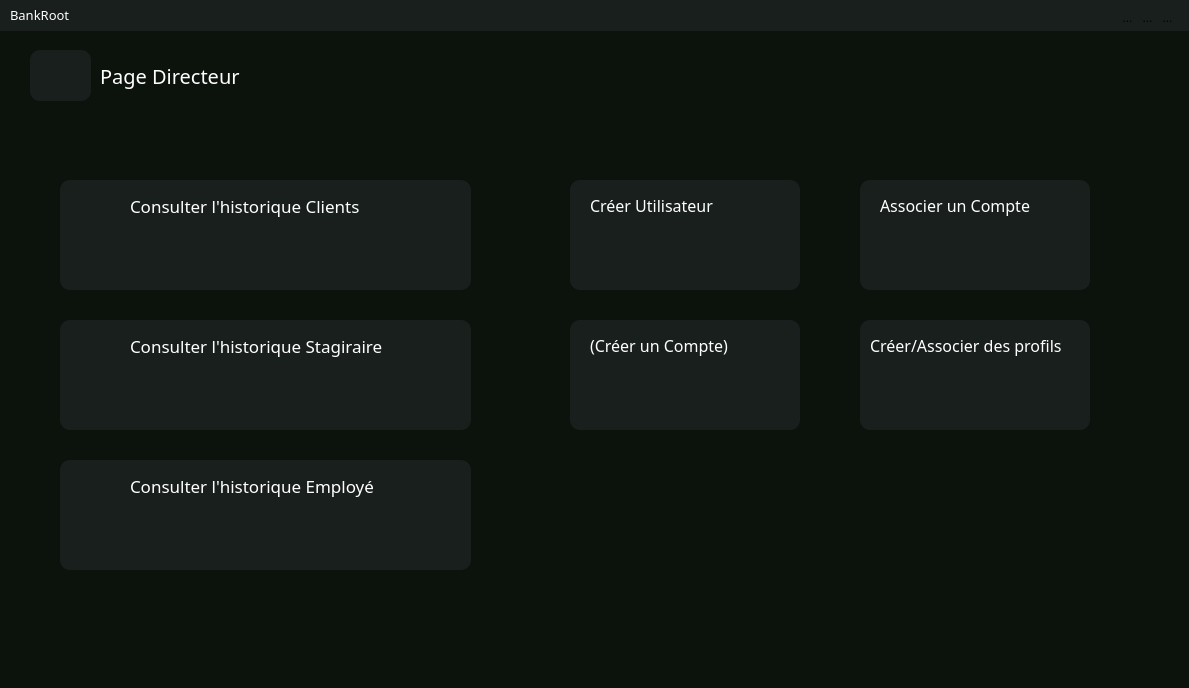
First picture: the form in admin_homepage.ui, repository SparqueeZ/Bank-Root, before the edit.
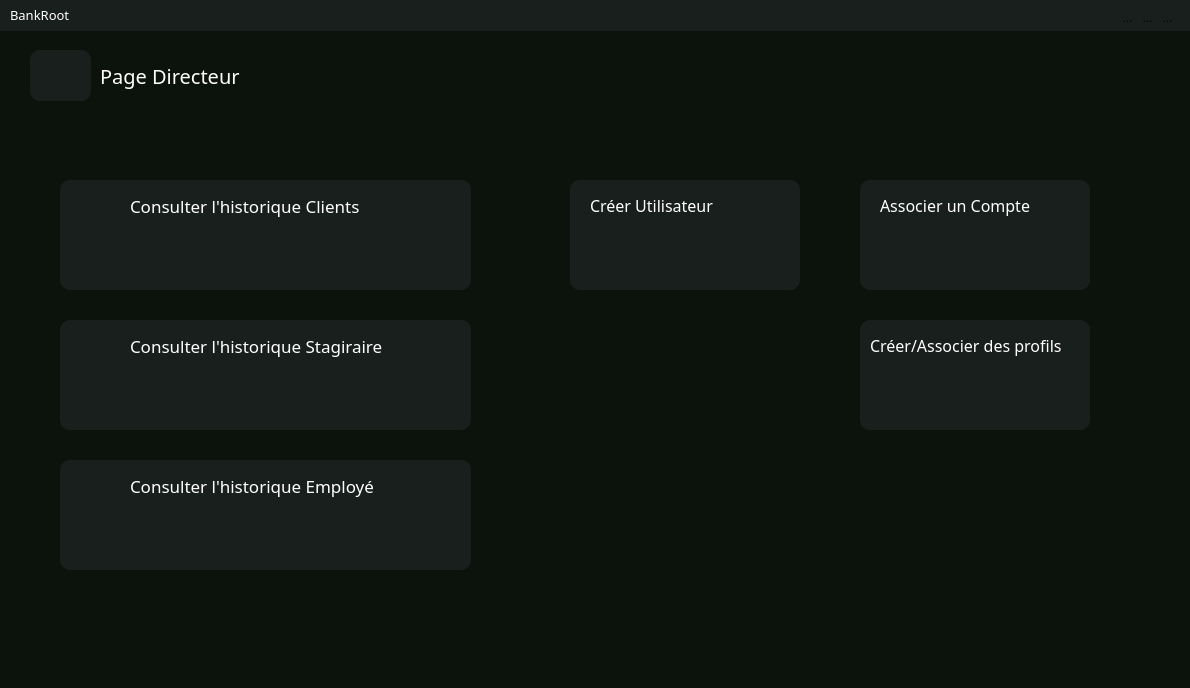
Second picture: the form after the edit. Icons and pictures are not drawn.

Commit message: Link page + Connexion admin GUI

What changed in the file:
```diff
--- a/admin_homepage.ui
+++ b/admin_homepage.ui
@@ -6,7 +6,7 @@
    <rect>
     <x>0</x>
     <y>0</y>
-    <width>1189</width>
+    <width>1190</width>
     <height>688</height>
    </rect>
   </property>
@@ -195,97 +195,6 @@
      </property>
     </widget>
    </widget>
-   <widget class="QWidget" name="ActionBtn_10" native="true">
-    <property name="geometry">
-     <rect>
-      <x>570</x>
-      <y>290</y>
-      <width>230</width>
-      <height>110</height>
-     </rect>
-    </property>
-    <property name="styleSheet">
-     <string notr="true">background:transparent;</string>
-    </property>
-    <widget class="QToolButton" name="toolButton_24">
-     <property name="geometry">
-      <rect>
-       <x>0</x>
-       <y>0</y>
-       <width>230</width>
-       <height>110</height>
-      </rect>
-     </property>
-     <property name="styleSheet">
-      <string notr="true">QToolButton {
-    background-color: #181F1C;
-	border-radius: 10px; 
-}
-
-QToolButton:hover{
-background:#595554;
-}</string>
-     </property>
-     <property name="text">
-      <string/>
-     </property>
-    </widget>
-    <widget class="QLabel" name="ActionBtnName_10">
-     <property name="geometry">
-      <rect>
-       <x>20</x>
-       <y>10</y>
-       <width>181</width>
-       <height>31</height>
-      </rect>
-     </property>
-     <property name="font">
-      <font>
-       <family>Montserrat SemiBold</family>
-       <pointsize>12</pointsize>
-      </font>
-     </property>
-     <property name="styleSheet">
-      <string notr="true">QLabel {
-    color: white;
-background: transparent;
-}</string>
-     </property>
-     <property name="text">
-      <string>(Créer un Compte)</string>
-     </property>
-    </widget>
-    <widget class="QToolButton" name="toolButton_25">
-     <property name="geometry">
-      <rect>
-       <x>20</x>
-       <y>70</y>
-       <width>21</width>
-       <height>21</height>
-      </rect>
-     </property>
-     <property name="styleSheet">
-      <string notr="true">QToolButton{
-border-radius:45px;
-background:transparent;
-}
-</string>
-     </property>
-     <property name="text">
-      <string/>
-     </property>
-     <property name="icon">
-      <iconset resource="ressource.qrc">
-       <normaloff>:/assets/add.png</normaloff>:/assets/add.png</iconset>
-     </property>
-     <property name="iconSize">
-      <size>
-       <width>128</width>
-       <height>128</height>
-      </size>
-     </property>
-    </widget>
-   </widget>
    <widget class="QWidget" name="ActionBtn_11" native="true">
     <property name="geometry">
      <rect>
```
The commit also changes 25 other files.
